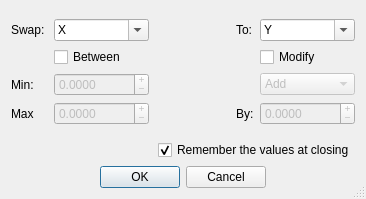
Before: the Qt Designer form src/swapaxesdialog.ui in GCodeProjects/GCodeWorkShop, drawn with Qt 5.
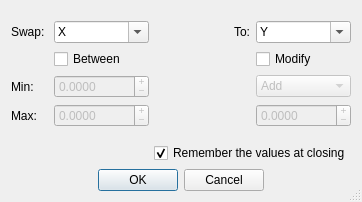
After: the same form once the commit is applied. Icons and pictures are not drawn.

```diff
--- a/src/swapaxesdialog.ui
+++ b/src/swapaxesdialog.ui
@@ -6,8 +6,8 @@
    <rect>
     <x>0</x>
     <y>0</y>
-    <width>366</width>
-    <height>199</height>
+    <width>362</width>
+    <height>202</height>
    </rect>
   </property>
   <property name="sizePolicy">
@@ -207,7 +207,7 @@
      <item row="3" column="0">
       <widget class="QLabel" name="label_5">
        <property name="text">
-        <string>Max</string>
+        <string>Max:</string>
        </property>
       </widget>
      </item>
@@ -334,13 +334,6 @@
        </property>
       </widget>
      </item>
-     <item row="3" column="4">
-      <widget class="QLabel" name="label_3">
-       <property name="text">
-        <string>By:</string>
-       </property>
-      </widget>
-     </item>
     </layout>
    </item>
    <item>
```
